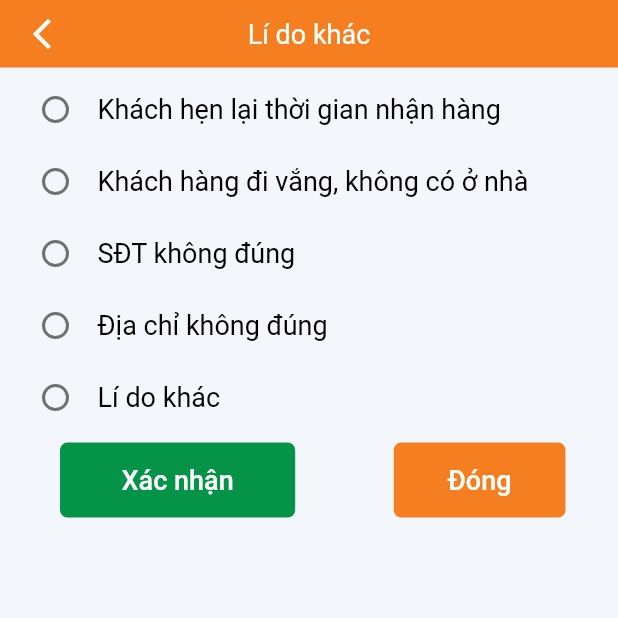
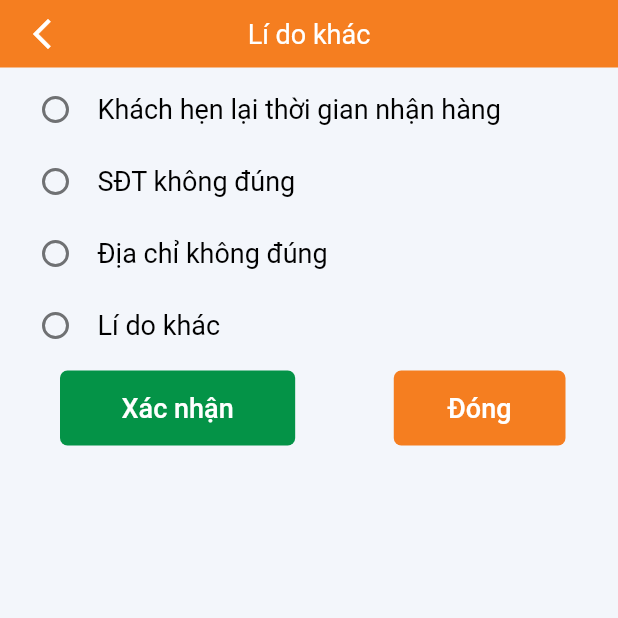
Before and after one commit to thanhanle2000/BestShipAppIOS, a Flutter app: the OrderListMapStatusAppointment screen opened directly with empty values, on a phone screen of 412 x 824 dp, the top half of it. Run offline on Flutter 3.47's test engine with Material 2 defaults, Android fonts, the phone set to English and light mode, and no system bars; our stand-ins replace audioplayers, bloc_concurrency, connectivity, dio, equatable, flutter_bloc and 8 more; missing offline and left inert: barcode_scan2, call_log, clipboard, flutter_barcode_scanner, workmanager; accounts and stored records are empty.

Commit message:
update code flutter

```diff
--- a/lib/Pages/order_list_map/widgets/order_list_map_status/order_list_map_status_appointment.dart
+++ b/lib/Pages/order_list_map/widgets/order_list_map_status/order_list_map_status_appointment.dart
@@ -153,9 +153,6 @@ class _OrderListMapStatusAppointmentState
     ActionItemModel(
         action_item_id: 2,
         action_item_text: 'Khách hẹn lại thời gian nhận hàng'),
-    ActionItemModel(
-        action_item_id: 3,
-        action_item_text: 'Khách hàng đi vắng, không có ở nhà'),
     ActionItemModel(action_item_id: 4, action_item_text: 'SĐT không đúng'),
     ActionItemModel(action_item_id: 5, action_item_text: 'Địa chỉ không đúng'),
     ActionItemModel(action_item_id: 100, action_item_text: 'Lí do khác'),
--- a/lib/Pages/order_process/widgets/widgets_action/order_process_action_appointment.dart
+++ b/lib/Pages/order_process/widgets/widgets_action/order_process_action_appointment.dart
@@ -150,9 +150,6 @@ class _OrderProcessActionAppointmentState
     ActionItemModel(
         action_item_id: 2,
         action_item_text: 'Khách hẹn lại thời gian nhận hàng'),
-    ActionItemModel(
-        action_item_id: 3,
-        action_item_text: 'Khách hàng đi vắng, không có ở nhà'),
     ActionItemModel(action_item_id: 4, action_item_text: 'SĐT không đúng'),
     ActionItemModel(action_item_id: 5, action_item_text: 'Địa chỉ không đúng'),
     ActionItemModel(action_item_id: 100, action_item_text: 'Lí do khác'),
```
